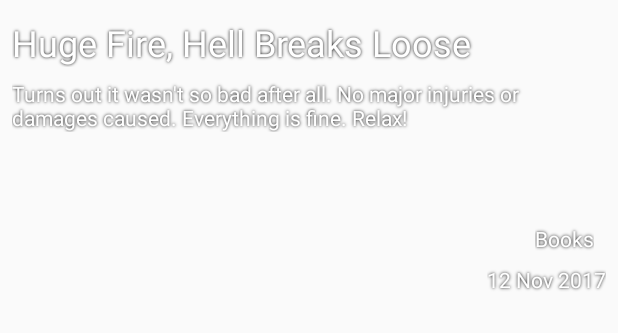
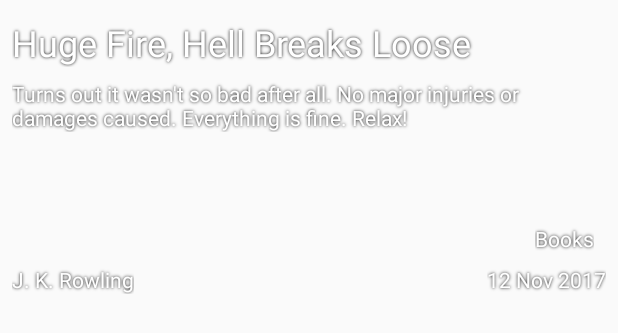
Before and after one commit to numerative/NewsApp, an Android app: the layout list_item.xml on its own in the app's theme, with its tools: preview values and no code run, on a phone screen of 412 x 824 dp. Shown: the top 333 px of the screen. Run offline under Robolectric (Android 15) with nearby library versions, the phone set to English and light mode, and no system bars.

Commit message:
Add Author's name field     Add if statement to handle cases when Date and Author's name     unavailable.

```diff
--- a/app/src/main/res/layout/list_item.xml
+++ b/app/src/main/res/layout/list_item.xml
@@ -21,13 +21,11 @@
 
     <TextView
         android:id="@+id/headline"
+        style="@style/list_item_text"
         android:layout_width="match_parent"
         android:layout_height="wrap_content"
         android:layout_marginStart="8dp"
         android:layout_marginTop="8dp"
-        android:shadowColor="#000000"
-        android:shadowRadius="2"
-        android:textColor="#ffffff"
         android:textSize="24sp"
         app:layout_constraintEnd_toEndOf="parent"
         app:layout_constraintHorizontal_bias="0.0"
@@ -37,14 +35,12 @@
 
     <TextView
         android:id="@+id/trail_text"
+        style="@style/list_item_text"
         android:layout_width="match_parent"
         android:layout_height="wrap_content"
         android:layout_marginEnd="8dp"
         android:layout_marginStart="8dp"
         android:layout_marginTop="8dp"
-        android:shadowColor="#000000"
-        android:shadowRadius="2"
-        android:textColor="#ffffff"
         app:layout_constraintEnd_toEndOf="parent"
         app:layout_constraintHorizontal_bias="0.0"
         app:layout_constraintStart_toStartOf="parent"
@@ -53,28 +49,35 @@
 
     <TextView
         android:id="@+id/published_date"
+        style="@style/list_item_text"
         android:layout_width="wrap_content"
         android:layout_height="wrap_content"
         android:layout_marginBottom="8dp"
         android:layout_marginEnd="8dp"
-        android:shadowColor="#000000"
-        android:shadowRadius="2"
-        android:textColor="#ffffff"
         app:layout_constraintBottom_toBottomOf="@+id/background_thumbnail"
         app:layout_constraintEnd_toEndOf="parent"
         tools:text="12 Nov 2017" />
 
     <TextView
         android:id="@+id/section_name"
+        style="@style/list_item_text"
         android:layout_width="wrap_content"
         android:layout_height="wrap_content"
         android:layout_marginBottom="8dp"
         android:layout_marginEnd="8dp"
-        android:shadowColor="#000000"
-        android:shadowRadius="2"
-        android:textColor="#ffffff"
         app:layout_constraintBottom_toTopOf="@+id/published_date"
         app:layout_constraintEnd_toEndOf="@+id/published_date"
         tools:text="Books" />
 
+    <TextView
+        android:id="@+id/contributor_name"
+        style="@style/list_item_text"
+        android:layout_width="wrap_content"
+        android:layout_height="wrap_content"
+        android:layout_marginBottom="8dp"
+        android:layout_marginStart="8dp"
+        app:layout_constraintBottom_toBottomOf="parent"
+        app:layout_constraintStart_toStartOf="parent"
+        tools:text="J. K. Rowling" />
+
 </android.support.constraint.ConstraintLayout>
--- a/app/src/main/res/values/styles.xml
+++ b/app/src/main/res/values/styles.xml
@@ -8,4 +8,10 @@
         <item name="colorAccent">@color/colorAccent</item>
     </style>
 
+    <style name="list_item_text">
+        <item name="android:shadowColor">@android:color/black</item>
+        <item name="android:shadowRadius">2</item>
+        <item name="android:textColor">@android:color/white</item>
+    </style>
+
 </resources>
```
Also changed, not shown: app/src/main/java/com/example/android/newsapp/Highlight.java (+9 -2 lines), app/src/main/java/com/example/android/newsapp/HighlightsAdapter.java (+12 -5 lines), app/src/main/java/com/example/android/newsapp/MainActivity.java (+9 -1 lines), app/src/main/java/com/example/android/newsapp/ThumbnailAdapter.java (+11 -2 lines).
